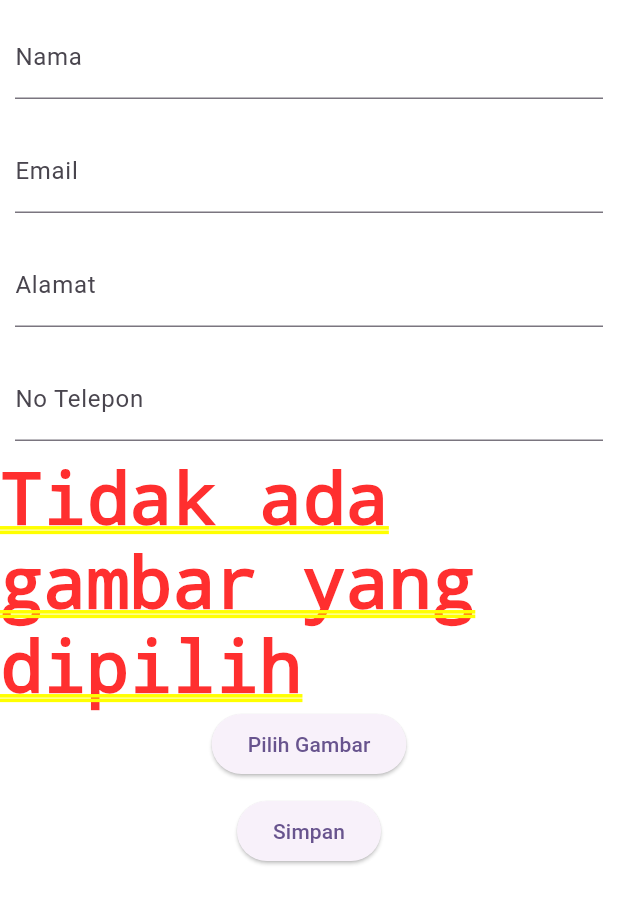
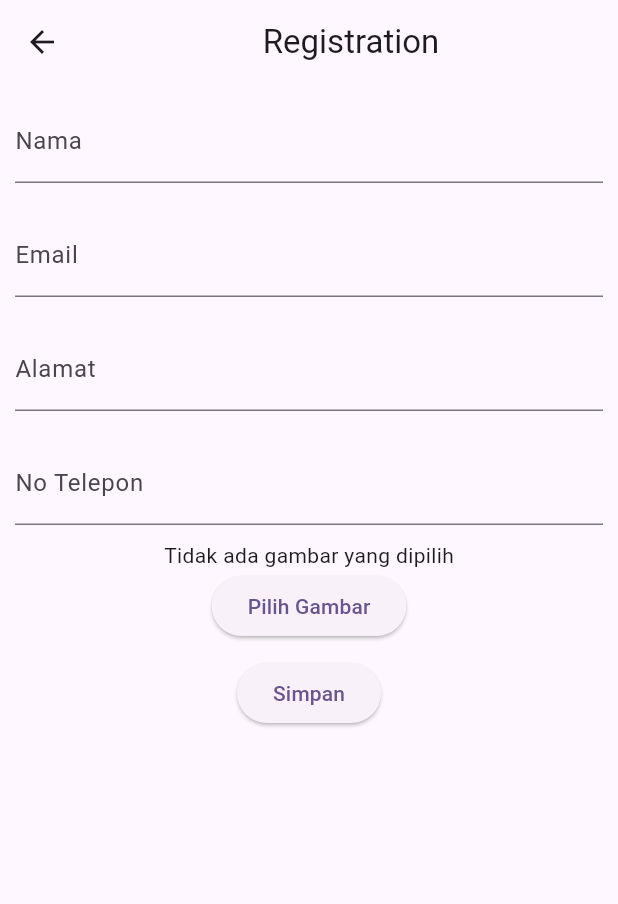
Before and after one commit to blqies20/Activity3PAML_Kontak, a Flutter app: the screen it shows after launch, after a tap on the "add" icon, on a phone screen of 412 x 824 dp. Shown: the top 904 px of the screen. Run offline on Flutter 3.47's test engine with Material 3 defaults, Android fonts, the phone set to English and light mode, and no system bars; our stand-ins replace image_picker; network calls fail.

Commit message:
delete cause eror

```diff
--- a/data_kontak/lib/screen/homeview.dart
+++ b/data_kontak/lib/screen/homeview.dart
@@ -1,6 +1,6 @@
 import 'package:data_kontak/controller/kontak_controller.dart';
 import 'package:data_kontak/model/kontak.dart';
-import 'package:data_kontak/widget/kontak_form.dart';
+import 'package:data_kontak/screen/register_view.dart';
 import 'package:flutter/material.dart';
 
 class HomeView extends StatefulWidget {
@@ -13,11 +13,7 @@ class HomeView extends StatefulWidget {
 class _HomeViewState extends State<HomeView> {
   final KontakController _controller = KontakController();
 
-  @override
-  void initState() {
-    super.initState();
-    _controller.getPeople();
-  }
+
 
   @override
   Widget build(BuildContext context) {
@@ -55,7 +51,7 @@ class _HomeViewState extends State<HomeView> {
       floatingActionButton: FloatingActionButton(
         onPressed: () {
           Navigator.push(
-              context, MaterialPageRoute(builder: (context) => FormKontak()));
+              context, MaterialPageRoute(builder: (context) => RegisterView()));
         },
         child: Icon(Icons.add),
       ),
```
